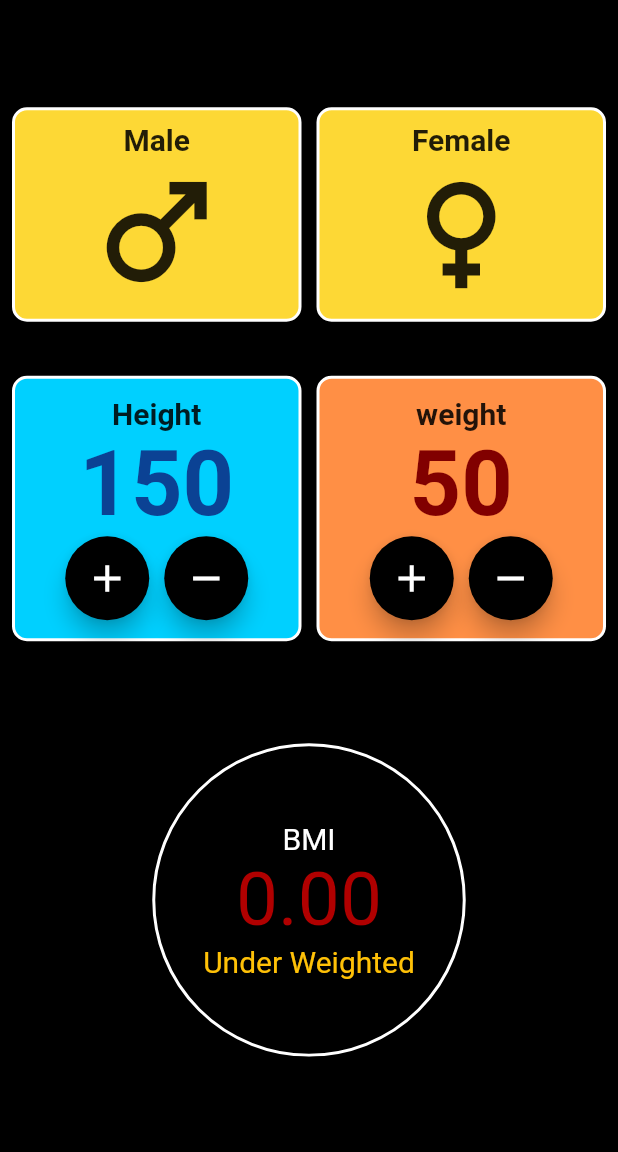
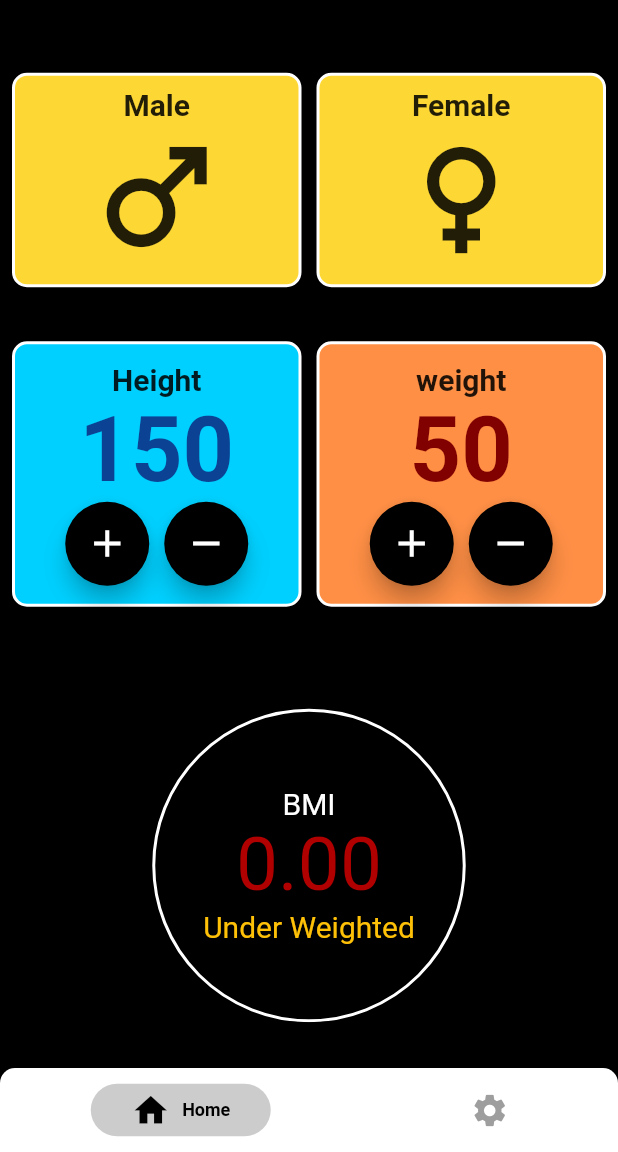
Before and after one commit to Thambara-20/Health-Pro, a Flutter app: the screen it shows after launch, on a phone screen of 412 x 824 dp, the part 84-1236 px from its top. Run offline on Flutter 3.47's test engine with Material 2 defaults, Android fonts, the phone set to English and light mode, and no system bars; drawn by our look-alikes of persistent_bottom_nav_bar.

Commit message:
navbar added

```diff
--- a/bmicalculator/lib/main.dart
+++ b/bmicalculator/lib/main.dart
@@ -1,23 +1,86 @@
+
 import 'package:bmicalculator/main_page.dart';
 import 'package:flutter/material.dart';
+import 'package:persistent_bottom_nav_bar/persistent_tab_view.dart';
 
 void main() {
   runApp(const MyApp());
 }
 
 class MyApp extends StatelessWidget {
-  const MyApp({super.key});
+  const MyApp({Key? key});
 
-  // This widget is the root of your application.
   @override
   Widget build(BuildContext context) {
     return MaterialApp(
       title: 'Flutter Demo',
       theme: ThemeData(
-
         primarySwatch: Colors.blue,
       ),
       home: const MainPage(),
     );
   }
 }
+
+class MainPage extends StatelessWidget {
+  const MainPage({Key? key});
+
+  @override
+  Widget build(BuildContext context) {
+    return PersistentTabView(
+      context,
+      controller: _controller,
+      screens: _buildScreens(),
+      items: _navBarsItems(),
+      confineInSafeArea: true,
+      backgroundColor: Colors.white,
+      handleAndroidBackButtonPress: true,
+      resizeToAvoidBottomInset: true,
+      stateManagement: true,
+      hideNavigationBarWhenKeyboardShows: true,
+      decoration: NavBarDecoration(
+        borderRadius: BorderRadius.circular(10.0),
+        colorBehindNavBar: Colors.white,
+      ),
+      popAllScreensOnTapOfSelectedTab: true,
+      popActionScreens: PopActionScreensType.all,
+      itemAnimationProperties: ItemAnimationProperties(
+        duration: const Duration(milliseconds: 200),
+        curve: Curves.ease,
+      ),
+      screenTransitionAnimation: ScreenTransitionAnimation(
+        animateTabTransition: true,
+        curve: Curves.ease,
+        duration: const Duration(milliseconds: 200),
+      ),
+      navBarStyle: NavBarStyle.style1,
+    );
+  }
+
+  static final PersistentTabController _controller =
+      PersistentTabController(initialIndex: 0);
+
+  List<Widget> _buildScreens() {
+    return [
+      HomePage(),
+      Text('Settings'),
+    ];
+  }
+
+  List<PersistentBottomNavBarItem> _navBarsItems() {
+    return [
+      PersistentBottomNavBarItem(
+        icon: Icon(Icons.home),
+        title: 'Home',
+        activeColorPrimary: Color.fromARGB(255, 0, 0, 0),
+        inactiveColorPrimary: Colors.grey,
+      ),
+      PersistentBottomNavBarItem(
+        icon: Icon(Icons.settings),
+        title: 'Settings',
+        activeColorPrimary: Color.fromARGB(255, 0, 0, 0),
+        inactiveColorPrimary: Colors.grey,
+      ),
+    ];
+  }
+}
--- a/bmicalculator/lib/main_page.dart
+++ b/bmicalculator/lib/main_page.dart
@@ -4,14 +4,14 @@ import 'package:bmicalculator/src/ValueFinalOutput.dart';
 import 'package:bmicalculator/src/WeightHeightSelectionWidget.dart';
 import 'package:flutter/material.dart';
 
-class MainPage extends StatefulWidget {
-  const MainPage({super.key});
+class HomePage extends StatefulWidget {
+  const HomePage({super.key});
 
   @override
-  State<MainPage> createState() => _MainPageState();
+  State<HomePage> createState() => _HomePageState();
 }
 
-class _MainPageState extends State<MainPage> {
+class _HomePageState extends State<HomePage> {
   int height = 150;
   int weight = 50;
   bool isFemaleClicked = false;
--- a/bmicalculator/pubspec.yaml
+++ b/bmicalculator/pubspec.yaml
@@ -27,9 +27,12 @@ environment:
 # dependencies can be manually updated by changing the version numbers below to
 # the latest version available on pub.dev. To see which dependencies have newer
 # versions available, run `flutter pub outdated`.
+
+
 dependencies:
   flutter:
     sdk: flutter
+  persistent_bottom_nav_bar: any
 
 
   # The following adds the Cupertino Icons font to your application.
```
Also changed, not shown: bmicalculator/pubspec.lock.
